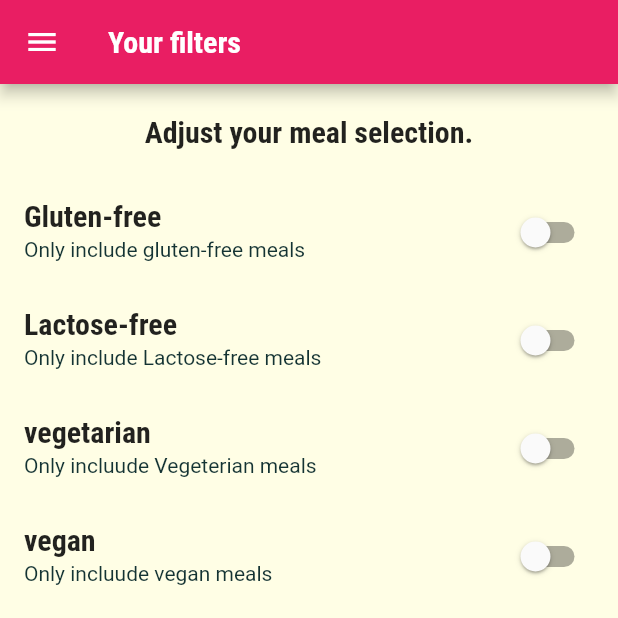
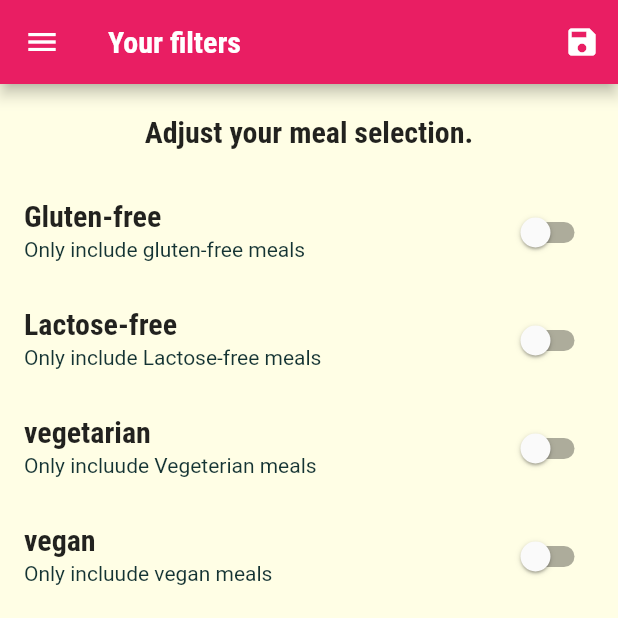
Before and after one commit to Fadikossentini/Meals, a Flutter app: the FilterScreen screen opened by its route, on a phone screen of 412 x 824 dp, the top half of it. Run offline on Flutter 3.47's test engine with Material 2 defaults, Android fonts, the phone set to English and light mode, and no system bars.

Commit message:
adding filter logic

```diff
--- a/melas/lib/main.dart
+++ b/melas/lib/main.dart
@@ -1,13 +1,51 @@
 import 'package:flutter/material.dart';
+import 'package:melas/dummy_data.dart';
 import 'package:melas/screens/categories_screen.dart';
 import 'package:melas/screens/category_meals_screen.dart';
 import 'package:melas/screens/filters_screen.dart';
 import 'package:melas/screens/meal_detail_screeb.dart';
 import 'package:melas/screens/tabs_screen.dart';
+import './models/meal.dart';
 
 void main() => runApp(MyApp());
 
-class MyApp extends StatelessWidget {
+class MyApp extends StatefulWidget {
+  @override
+  State<MyApp> createState() => _MyAppState();
+}
+
+class _MyAppState extends State<MyApp> {
+  Map<String, bool> _filters = {
+    'gluten': false,
+    'lactose': false,
+    'vegan': false,
+    'vegeterian': false,
+  };
+
+  List<Meal> _availableMeals = DUMMY_MEALS;
+
+  void _setFilters(Map<String, bool> filterData) {
+    setState(() {
+      _filters = filterData;
+
+      _availableMeals = DUMMY_MEALS.where((meal) {
+        if (_filters['gluten'] == true && !meal.isGlutenFree) {
+          return false;
+        }
+        if (_filters['lactose'] == true && !meal.isLactoseFree) {
+          return false;
+        }
+        if (_filters['vegan'] == true && !meal.isVegan) {
+          return false;
+        }
+        if (_filters['vegetarian'] == true && !meal.isVegetarian) {
+          return false;
+        }
+        return true;
+      }).toList();
+    });
+  }
+
   @override
   Widget build(BuildContext context) {
     return MaterialApp(
@@ -45,9 +83,10 @@ class MyApp extends StatelessWidget {
       initialRoute: '/',
       routes: {
         '/': (ctx) => TabsScreen(),
-        CategoryMealsScreen.routeName: (ctx) => CategoryMealsScreen(),
+        CategoryMealsScreen.routeName: (ctx) =>
+            CategoryMealsScreen(_availableMeals),
         MealDetailScreen.routeName: (ctx) => MealDetailScreen(),
-        FilterScreen.routeName: (ctx) => FilterScreen(),
+        FilterScreen.routeName: (ctx) => FilterScreen(_filters, _setFilters),
       },
       onGenerateRoute: (settings) {
         print(settings.arguments);
--- a/melas/lib/screens/category_meals_screen.dart
+++ b/melas/lib/screens/category_meals_screen.dart
@@ -1,10 +1,12 @@
 import 'package:flutter/material.dart';
 import 'package:melas/widgets/meal_item.dart';
-import '../dummy_data.dart';
 import '../models/meal.dart';
 
 class CategoryMealsScreen extends StatefulWidget {
   static const routeName = 'category-meals';
+
+  final List<Meal> availableMeals;
+  CategoryMealsScreen(this.availableMeals);
 
   @override
   State<CategoryMealsScreen> createState() => _CategoryMealsScreenState();
@@ -26,7 +28,7 @@ class _CategoryMealsScreenState extends State<CategoryMealsScreen> {
         ModalRoute.of(context)?.settings.arguments as Map<String, String>;
     final categoryTitle = routeArgs['title'] as String;
     final categoryId = routeArgs['id'];
-    displayedMeals = DUMMY_MEALS.where((meal) {
+    displayedMeals = widget.availableMeals.where((meal) {
       return meal.categories.contains(categoryId);
     }).toList();
     // TODO: implement didChangeDependencies
--- a/melas/lib/screens/favorites_screen.dart
+++ b/melas/lib/screens/favorites_screen.dart
@@ -6,7 +6,7 @@ class FavoritesScreen extends StatelessWidget {
   @override
   Widget build(BuildContext context) {
     return Center(
-      child: Text('The favorites'),
+      child: Text('You have no favourites yet - start adding some!'),
     );
   }
 }
--- a/melas/lib/screens/filters_screen.dart
+++ b/melas/lib/screens/filters_screen.dart
@@ -3,6 +3,10 @@ import 'package:melas/widgets/main_drawer.dart';
 
 class FilterScreen extends StatefulWidget {
   static const routeName = "/filters";
+
+  final Function saveFilters;
+  final Map<String, bool> currentFilters;
+  FilterScreen(this.currentFilters, this.saveFilters);
 
   @override
   State<FilterScreen> createState() => _FilterScreenState();
@@ -13,6 +17,15 @@ class _FilterScreenState extends State<FilterScreen> {
   bool _vegetarian = false;
   bool _vegan = false;
   bool _lactoseFree = false;
+
+  @override
+  void initState() {
+    _glutenFree = widget.currentFilters['gluten'] as bool;
+    _lactoseFree = widget.currentFilters['lactose'] as bool;
+    _vegetarian = widget.currentFilters['vegeterian'] as bool;
+    _vegan = widget.currentFilters['vegan'] as bool;
+    super.initState();
+  }
 
   Widget _buildSwitchListTile(
     String title,
@@ -35,6 +48,20 @@ class _FilterScreenState extends State<FilterScreen> {
     return Scaffold(
       appBar: AppBar(
         title: Text("Your filters"),
+        actions: [
+          IconButton(
+            onPressed: () {
+              final selectedFilters = {
+                'gluten': _glutenFree,
+                'lactose': _lactoseFree,
+                'vegan': _vegan,
+                'vegeterian': _vegetarian,
+              };
+              widget.saveFilters(selectedFilters);
+            },
+            icon: Icon(Icons.save),
+          )
+        ],
       ),
       drawer: MainDrawer(),
       body: Column(
```
